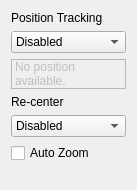
Before: the Qt Designer form src/lib/CurrentLocationWidget.ui in KDE/marble, drawn with Qt 5.
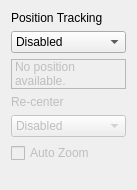
After: the same form once the commit is applied.

Commit message: Added Interface for Small Screen Devices. Also added download size estimate for the tiles to be downloaded for offline usage. Moved private slots of CurrentLocationWidget to private class CurrentLocationWidgetPrivate. Changed the Routing Information Plugin interface for Desktop version of Marble. Also the distance remaining to the next instruction is calculated from the current gpslocation rather than from the closest waypoint on the route

What changed in the file:
```diff
--- a/src/lib/CurrentLocationWidget.ui
+++ b/src/lib/CurrentLocationWidget.ui
@@ -66,6 +66,9 @@
    </item>
    <item>
     <widget class="QLabel" name="recenterLabel">
+     <property name="enabled">
+      <bool>false</bool>
+     </property>
      <property name="sizePolicy">
       <sizepolicy hsizetype="Preferred" vsizetype="Fixed">
        <horstretch>0</horstretch>
@@ -82,6 +85,9 @@
    </item>
    <item>
     <widget class="QComboBox" name="recenterComboBox">
+     <property name="enabled">
+      <bool>false</bool>
+     </property>
      <item>
       <property name="text">
        <string extracomment="Disable Auto Recenter">Disabled</string>
@@ -101,6 +107,9 @@
    </item>
    <item>
     <widget class="QCheckBox" name="autoZoomCheckBox">
+     <property name="enabled">
+      <bool>false</bool>
+     </property>
      <property name="toolTip">
       <string extracomment="Auto Zoom to appropriate zoom level">Auto Zoom to appropriate zoom level</string>
      </property>
```
The commit also changes 25 other files.
